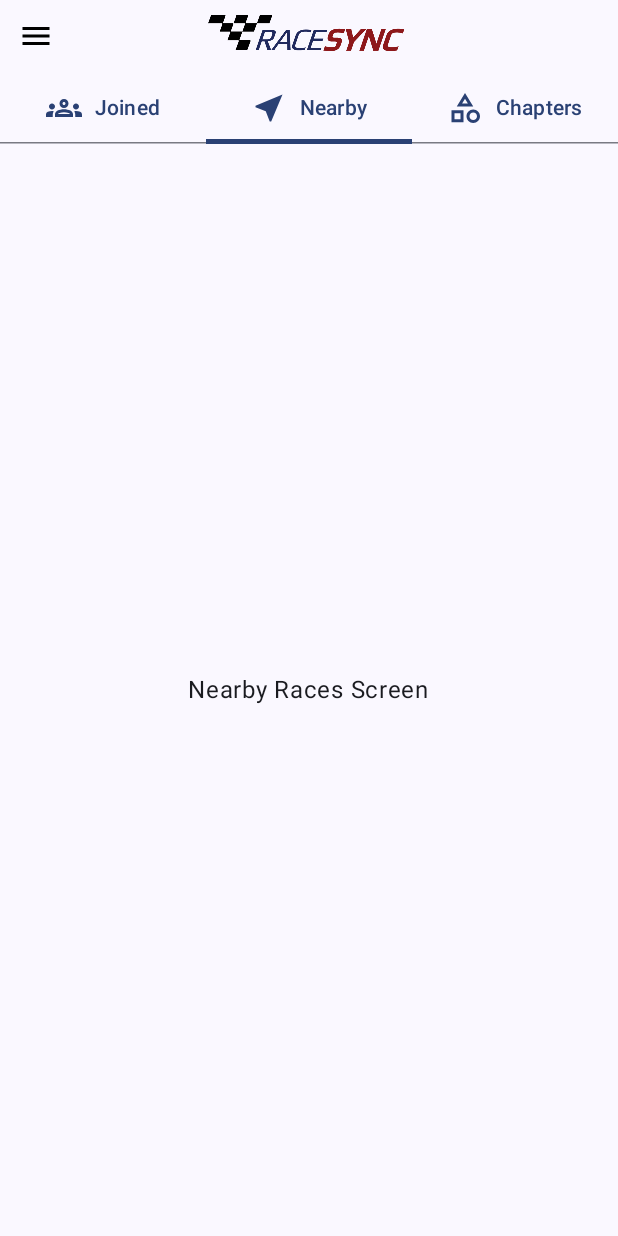
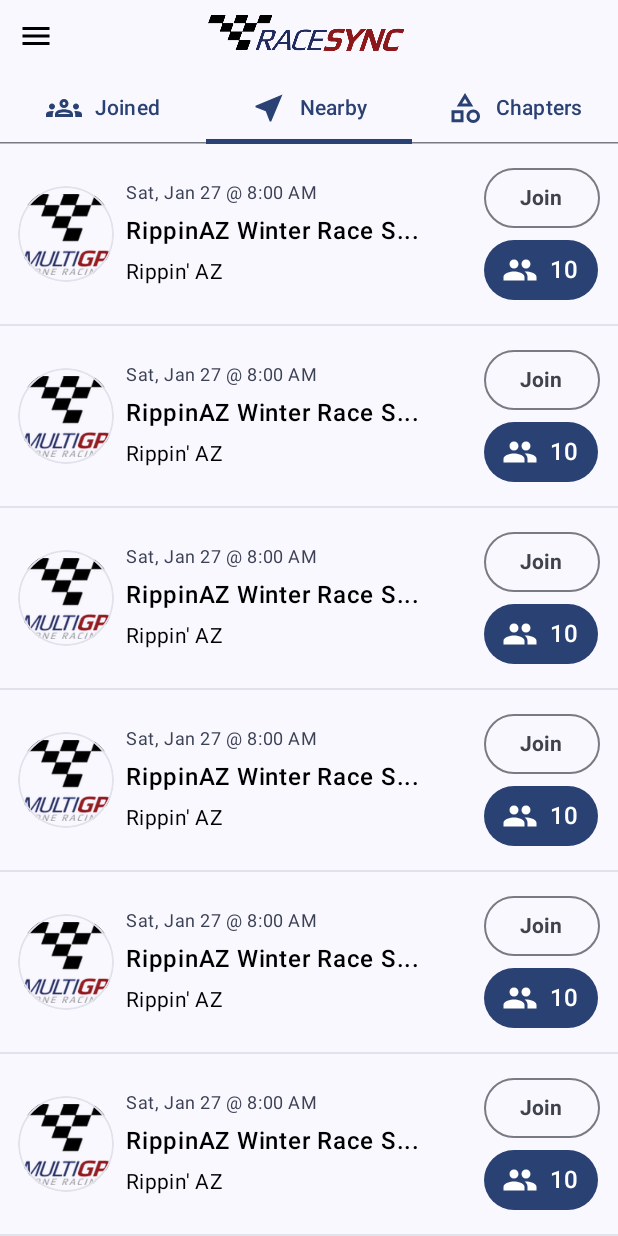
Before and after one commit to MultiGP/RaceSync-Android, an Android app built with Jetpack Compose: the HomeScreen screen opened through its navigation route, tab 2 chosen, on a phone screen of 412 x 824 dp. Run offline under Robolectric (Android 15) with nearby library versions, the light colour scheme and no system bars; our stand-ins replace accompanist.

Commit message:
Improved drawer navigation. Added placeholder content to homescreen.

```diff
--- /dev/null
+++ b/app/src/main/java/com/multigp/racesync/composables/cells/ChapterCell.kt
@@ -0,0 +1,117 @@
+package com.multigp.racesync.composables.cells
+
+import androidx.compose.foundation.Image
+import androidx.compose.foundation.border
+import androidx.compose.foundation.layout.Column
+import androidx.compose.foundation.layout.PaddingValues
+import androidx.compose.foundation.layout.Row
+import androidx.compose.foundation.layout.Spacer
+import androidx.compose.foundation.layout.fillMaxWidth
+import androidx.compose.foundation.layout.padding
+import androidx.compose.foundation.layout.size
+import androidx.compose.foundation.layout.width
+import androidx.compose.foundation.shape.CircleShape
+import androidx.compose.material3.Button
+import androidx.compose.material3.Divider
+import androidx.compose.material3.Icon
+import androidx.compose.material3.MaterialTheme
+import androidx.compose.material3.OutlinedButton
+import androidx.compose.material3.Text
+import androidx.compose.runtime.Composable
+import androidx.compose.ui.Alignment
+import androidx.compose.ui.Modifier
+import androidx.compose.ui.draw.clip
+import androidx.compose.ui.draw.clipToBounds
+import androidx.compose.ui.graphics.Color
+import androidx.compose.ui.layout.ContentScale
+import androidx.compose.ui.res.painterResource
+import androidx.compose.ui.text.font.FontWeight
+import androidx.compose.ui.tooling.preview.Preview
+import androidx.compose.ui.unit.dp
+import com.multigp.racesync.R
+import com.multigp.racesync.ui.theme.RaceSyncTheme
+
+@Composable
+fun ChapterCell(
+    modifier: Modifier = Modifier
+) {
+    Column {
+        Row(
+            modifier = modifier
+                .fillMaxWidth()
+                .padding(12.dp),
+            verticalAlignment = Alignment.CenterVertically
+        ) {
+            Image(
+                painter = painterResource(id = R.drawable.logo_powered_by),
+                contentDescription = null,
+                contentScale = ContentScale.Inside,
+                modifier = modifier
+                    .size(64.dp)
+                    .clip(CircleShape)
+                    .border(
+                        width = 1.dp,
+                        color = MaterialTheme.colorScheme.surfaceVariant,
+                        CircleShape
+                    )
+                    .clipToBounds()
+            )
+            Spacer(modifier = modifier.padding(start = 8.dp))
+            Column(modifier = modifier.weight(1.0f)) {
+                Text(
+                    text = "Sat, Jan 27 @ 8:00 AM",
+                    style = MaterialTheme.typography.bodySmall,
+                    color = MaterialTheme.colorScheme.secondary
+                )
+                Text(
+                    text = "RippinAZ Winter Race S...",
+                    style = MaterialTheme.typography.bodyLarge,
+                    color = Color.Black,
+                    fontWeight = FontWeight.SemiBold,
+                    modifier = modifier.padding(top = 8.dp)
+                )
+                Text(
+                    text = "Rippin' AZ",
+                    style = MaterialTheme.typography.bodyMedium,
+                    color = Color.Black,
+                    modifier = modifier.padding(top = 8.dp)
+                )
+            }
+            Column {
+                OutlinedButton(
+                    onClick = { }
+                ) {
+                    Text(
+                        text = "Join",
+                        style = MaterialTheme.typography.labelLarge,
+                        fontWeight = FontWeight.Bold
+                    )
+                }
+                Button(
+                    onClick = {},
+                    contentPadding = PaddingValues(start = 12.dp, end = 12.dp)
+                ) {
+                    Icon(
+                        painter = painterResource(id = R.drawable.ic_group),
+                        contentDescription = null
+                    )
+                    Spacer(modifier = modifier.width(8.dp))
+                    Text(
+                        text = "10",
+                        style = MaterialTheme.typography.titleMedium
+                    )
+                }
+            }
+        }
+        Divider(thickness = 1.dp, color = MaterialTheme.colorScheme.surfaceVariant)
+    }
+}
+
+
+@Preview(showBackground = true)
+@Composable
+fun ChapterCellPerview() {
+    RaceSyncTheme {
+        ChapterCell()
+    }
+}
--- a/app/src/main/java/com/multigp/racesync/composables/CustomTextField.kt
+++ b/app/src/main/java/com/multigp/racesync/composables/text/CustomTextField.kt
@@ -1,4 +1,4 @@
-package com.multigp.racesync.composables
+package com.multigp.racesync.composables.text
 
 import androidx.annotation.StringRes
 import androidx.compose.foundation.layout.Box
--- a/app/src/main/java/com/multigp/racesync/composables/PasswordTextField.kt
+++ b/app/src/main/java/com/multigp/racesync/composables/text/PasswordTextField.kt
@@ -1,4 +1,4 @@
-package com.multigp.racesync.composables
+package com.multigp.racesync.composables.text
 
 import androidx.annotation.StringRes
 import androidx.compose.foundation.layout.Box
--- a/app/src/main/java/com/multigp/racesync/navigation/LandingNavGraph.kt
+++ b/app/src/main/java/com/multigp/racesync/navigation/LandingNavGraph.kt
@@ -25,7 +25,9 @@
             )
         }
         composable(route = TrackDesign.route) {
-            DesignTrackScreen()
+            DesignTrackScreen(
+                onMenuClicked = onMenuClicked
+            )
         }
     }
 }
--- a/app/src/main/java/com/multigp/racesync/screens/landing/HomeScreen.kt
+++ b/app/src/main/java/com/multigp/racesync/screens/landing/HomeScreen.kt
@@ -1,6 +1,7 @@
 package com.multigp.racesync.screens.landing
 
 import androidx.compose.foundation.layout.padding
+import androidx.compose.material.rememberScaffoldState
 import androidx.compose.material3.Scaffold
 import androidx.compose.runtime.Composable
 import androidx.compose.ui.Modifier
@@ -8,7 +9,7 @@
 import com.google.accompanist.pager.ExperimentalPagerApi
 import com.google.accompanist.pager.HorizontalPager
 import com.google.accompanist.pager.rememberPagerState
-import com.multigp.racesync.navigation.LandingTopBar
+import com.multigp.racesync.composables.HomeScreenTopBar
 import com.multigp.racesync.navigation.landingTabs
 import com.multigp.racesync.ui.theme.RaceSyncTheme
 
@@ -21,7 +22,7 @@
     val pagerState = rememberPagerState()
     Scaffold(
         topBar = {
-            LandingTopBar(
+            HomeScreenTopBar(
                 tabs = landingTabs,
                 pagerState = pagerState,
                 onMenuClicked = onMenuClicked
--- a/app/src/main/java/com/multigp/racesync/screens/landing/JoinedRacesScreen.kt
+++ b/app/src/main/java/com/multigp/racesync/screens/landing/JoinedRacesScreen.kt
@@ -2,20 +2,23 @@
 
 import androidx.compose.foundation.layout.Box
 import androidx.compose.foundation.layout.fillMaxSize
+import androidx.compose.foundation.lazy.LazyColumn
+import androidx.compose.foundation.lazy.items
 import androidx.compose.material3.Text
 import androidx.compose.runtime.Composable
 import androidx.compose.ui.Alignment
 import androidx.compose.ui.Modifier
 import androidx.compose.ui.tooling.preview.Preview
+import com.multigp.racesync.composables.cells.ChapterCell
 import com.multigp.racesync.ui.theme.RaceSyncTheme
 
 @Composable
 fun JoinedRacesScreen(modifier: Modifier = Modifier) {
-    Box(
-        modifier = modifier.fillMaxSize(),
-        contentAlignment = Alignment.Center
-    ) {
-        Text(text = "Joined Races Screen")
+    val items: List<Int> = List(10) { it + 1 }
+    LazyColumn(){
+        items(items){
+            ChapterCell()
+        }
     }
 }
 
--- a/app/src/main/java/com/multigp/racesync/screens/landing/LandingScreen.kt
+++ b/app/src/main/java/com/multigp/racesync/screens/landing/LandingScreen.kt
@@ -2,17 +2,30 @@
 
 import androidx.compose.foundation.Image
 import androidx.compose.foundation.layout.Column
+import androidx.compose.foundation.layout.Spacer
 import androidx.compose.foundation.layout.fillMaxSize
+import androidx.compose.foundation.layout.height
+import androidx.compose.foundation.layout.padding
+import androidx.compose.material3.Divider
 import androidx.compose.material3.DrawerState
 import androidx.compose.material3.MaterialTheme
 import androidx.compose.material3.ModalDrawerSheet
 import androidx.compose.material3.ModalNavigationDrawer
 import androidx.compose.material3.NavigationDrawerItem
+import androidx.compose.material3.Surface
 import androidx.compose.material3.Text
 import androidx.compose.runtime.Composable
+import androidx.compose.runtime.getValue
+import androidx.compose.runtime.mutableStateOf
 import androidx.compose.runtime.rememberCoroutineScope
+import androidx.compose.runtime.saveable.rememberSaveable
+import androidx.compose.runtime.setValue
+import androidx.compose.ui.Alignment
 import androidx.compose.ui.Modifier
+import androidx.compose.ui.text.font.FontWeight
+import androidx.compose.ui.unit.dp
 import androidx.navigation.NavHostController
+import com.multigp.racesync.navigation.Landing
 import com.multigp.racesync.navigation.LandingNavGraph
 import com.multigp.racesync.navigation.NavDestination
 import com.multigp.racesync.navigation.drawerMenu
@@ -25,14 +38,19 @@
     modifier: Modifier = Modifier
 ) {
     val scope = rememberCoroutineScope()
+    var selectedMenuItem by rememberSaveable {
+        mutableStateOf(Landing.route)
+    }
+
     ModalNavigationDrawer(
         drawerState = drawerState,
         drawerContent = {
             ModalDrawerSheet {
-                DrawerContent(menus = drawerMenu) { route ->
+                DrawerContent(menus = drawerMenu, selectedMenuItem = selectedMenuItem) { route ->
                     scope.launch {
                         drawerState.close()
                     }
+                    selectedMenuItem = route
                     navController.navigate(route)
                 }
             }
@@ -53,21 +71,37 @@
 @Composable
 fun DrawerContent(
     menus: List<NavDestination>,
+    selectedMenuItem: String,
     modifier: Modifier = Modifier,
     onMenuClick: (String) -> Unit
 ) {
-    Column(modifier = modifier.fillMaxSize()) {
+    Surface(modifier = modifier.padding(all = 16.dp)) {
+        Column(
+            modifier = modifier
+                .fillMaxSize()
+                .padding(top = 24.dp)
+        ) {
             Text(
                 text = "Settings",
                 color = MaterialTheme.colorScheme.primary,
-            style = MaterialTheme.typography.titleMedium
+                style = MaterialTheme.typography.titleLarge,
+                modifier = modifier.align(Alignment.CenterHorizontally),
+
                 )
+            Spacer(modifier = modifier.height(16.dp))
             menus.forEach {
                 NavigationDrawerItem(
-                label = { Text(text = it.title!!) },
+                    label = {
+                        Text(
+                            text = it.title!!,
+                            fontWeight = FontWeight.Medium
+                        )
+                    },
+                    selected = selectedMenuItem == it.route,
                     icon = { Image(imageVector = it.icon!!, contentDescription = null) },
-                selected = false,
                     onClick = { onMenuClick(it.route) })
+                Divider(thickness = 1.dp, color = MaterialTheme.colorScheme.surfaceVariant)
             }
         }
     }
+}
--- a/app/src/main/java/com/multigp/racesync/screens/landing/NearbyRacesScreen.kt
+++ b/app/src/main/java/com/multigp/racesync/screens/landing/NearbyRacesScreen.kt
@@ -2,20 +2,23 @@
 
 import androidx.compose.foundation.layout.Box
 import androidx.compose.foundation.layout.fillMaxSize
+import androidx.compose.foundation.lazy.LazyColumn
+import androidx.compose.foundation.lazy.items
 import androidx.compose.material3.Text
 import androidx.compose.runtime.Composable
 import androidx.compose.ui.Alignment
 import androidx.compose.ui.Modifier
 import androidx.compose.ui.tooling.preview.Preview
+import com.multigp.racesync.composables.cells.ChapterCell
 import com.multigp.racesync.ui.theme.RaceSyncTheme
 
 @Composable
 fun NearbyRacesScreen(modifier: Modifier = Modifier) {
-    Box(
-        modifier = modifier.fillMaxSize(),
-        contentAlignment = Alignment.Center
-    ) {
-        Text(text = "Nearby Races Screen")
+    val items: List<Int> = List(10) { it + 1 }
+    LazyColumn(){
+        items(items){
+            ChapterCell()
+        }
     }
 }
 
--- a/app/src/main/java/com/multigp/racesync/screens/onboarding/LoginScreen.kt
+++ b/app/src/main/java/com/multigp/racesync/screens/onboarding/LoginScreen.kt
@@ -35,8 +35,8 @@
 import androidx.compose.ui.unit.sp
 import androidx.lifecycle.viewmodel.compose.viewModel
 import com.multigp.racesync.R
-import com.multigp.racesync.composables.CustomTextField
-import com.multigp.racesync.composables.PasswordTextField
+import com.multigp.racesync.composables.text.CustomTextField
+import com.multigp.racesync.composables.text.PasswordTextField
 import com.multigp.racesync.ui.theme.RaceSyncTheme
 import com.multigp.racesync.ui.theme.multiGPRed
 import com.multigp.racesync.viewmodels.LoginViewModel
--- /dev/null
+++ b/app/src/main/res/drawable/ic_group.xml
@@ -0,0 +1,5 @@
+<vector android:height="24dp" android:tint="#000000"
+    android:viewportHeight="24" android:viewportWidth="24"
+    android:width="24dp" xmlns:android="http://schemas.android.com/apk/res/android">
+    <path android:fillColor="@android:color/white" android:pathData="M16,11c1.66,0 2.99,-1.34 2.99,-3S17.66,5 16,5c-1.66,0 -3,1.34 -3,3s1.34,3 3,3zM8,11c1.66,0 2.99,-1.34 2.99,-3S9.66,5 8,5C6.34,5 5,6.34 5,8s1.34,3 3,3zM8,13c-2.33,0 -7,1.17 -7,3.5L1,19h14v-2.5c0,-2.33 -4.67,-3.5 -7,-3.5zM16,13c-0.29,0 -0.62,0.02 -0.97,0.05 1.16,0.84 1.97,1.97 1.97,3.45L17,19h6v-2.5c0,-2.33 -4.67,-3.5 -7,-3.5z"/>
+</vector>
--- a/app/src/main/res/values/strings.xml
+++ b/app/src/main/res/values/strings.xml
@@ -12,5 +12,6 @@
     <string name="tab_title_joined_races">Joined</string>
     <string name="tab_title_nearby_races">Nearby</string>
     <string name="tab_title_chapters">Chapters</string>
+    <string name="title_screen_design_tracks">MultiGP Track Designs</string>
 
 </resources>
```
Also changed, not shown: app/src/main/java/com/multigp/racesync/composables/CommonTopBar.kt (added, +56 -0 lines), app/src/main/java/com/multigp/racesync/composables/HomeScreenTopBar.kt (renamed from app/src/main/java/com/multigp/racesync/navigation/LandingTopBar.kt, +9 -8 lines), app/src/main/java/com/multigp/racesync/screens/landing/ChaptersScreen.kt (+8 -4 lines), app/src/main/java/com/multigp/racesync/screens/landing/DesignTrackScreen.kt (+27 -6 lines). Lines whose indentation alone changed are shown as unchanged.
